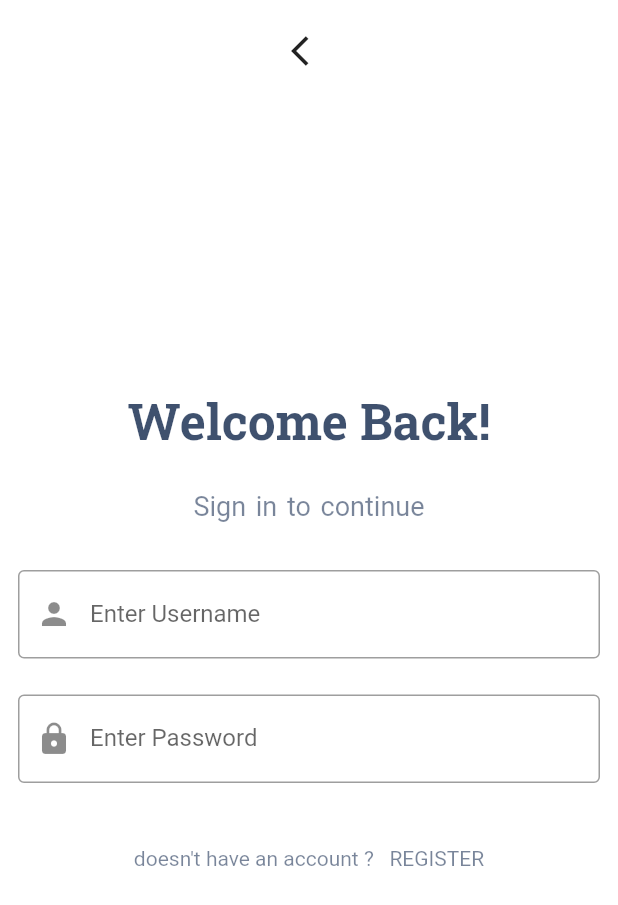
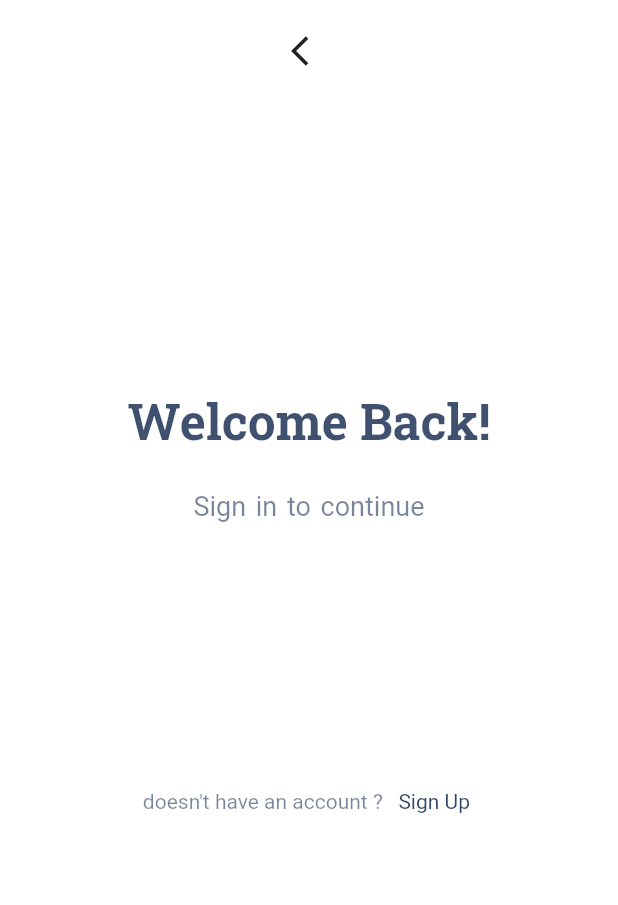
Before and after one commit to RokayaFawzy/Ettamentest, a Flutter app: the screen it shows after launch, after a tap on "SIGN IN", on a phone screen of 412 x 824 dp. Shown: the top 905 px of the screen. Run offline on Flutter 3.47's test engine with Material 2 defaults, Android fonts, the phone set to English and light mode, and no system bars; missing offline and left inert: icon_forest.

Commit message:
useCustomtext

```diff
--- a/lib/modules/screens/login_screen.dart
+++ b/lib/modules/screens/login_screen.dart
@@ -1,5 +1,7 @@
 import 'package:flutter/material.dart';
 import 'package:icon_forest/icon_forest.dart';
+
+import '../widgets/custom_text_field.dart';
 
 class LoginScreen extends StatefulWidget {
   const LoginScreen({super.key});
@@ -10,6 +12,7 @@ class LoginScreen extends StatefulWidget {
 
 class _LoginScreenState extends State<LoginScreen> {
   bool passToggle = true;
+  String? email, password;
 
   @override
   Widget build(BuildContext context) {
@@ -60,27 +63,43 @@ class _LoginScreenState extends State<LoginScreen> {
               SizedBox(
                 height: 10,
               ),
-              Padding(
-                padding: EdgeInsets.all(12),
-                child: TextField(
-                  decoration: InputDecoration(
-                    border: OutlineInputBorder(),
-                    label: Text("Enter Username"),
-                    prefixIcon: Icon(Icons.person),
-                  ),
-                ),
+              CustomFormTextField(
+                  onChange: (data) {
+                    email = data;
+                  },
+                  hintText: 'Email',
+                  prefixIcon: Icon(Icons.person)),
+              // Padding(
+              //   padding: EdgeInsets.all(12),
+              //   child: TextField(
+              //     decoration: InputDecoration(
+              //       border: OutlineInputBorder(),
+              //       label: Text("Enter Username"),
+              //       prefixIcon: Icon(Icons.person),
+              //     ),
+              //   ),
+              // ),
+              const SizedBox(
+                height: 10,
               ),
-              Padding(
-                padding: EdgeInsets.all(12),
-                child: TextField(
-                  obscureText: passToggle ? true : false,
-                  decoration: InputDecoration(
-                    border: OutlineInputBorder(),
-                    label: Text("Enter Password"),
-                    prefixIcon: Icon(Icons.lock),
-                  ),
-                ),
-              ),
+              CustomFormTextField(
+                  obscureText: true,
+                  onChange: (data) {
+                    password = data;
+                  },
+                  hintText: 'Password',
+                  prefixIcon: Icon(Icons.person)),
+              // Padding(
+              //   padding: EdgeInsets.all(12),
+              //   child: TextField(
+              //     obscureText: passToggle ? true : false,
+              //     decoration: InputDecoration(
+              //       border: OutlineInputBorder(),
+              //       label: Text("Enter Password"),
+              //       prefixIcon: Icon(Icons.lock),
+              //     ),
+              //   ),
+              // ),
               SizedBox(
                 height: 30,
               ),
@@ -98,9 +117,9 @@ class _LoginScreenState extends State<LoginScreen> {
                       // Navigator.pushNamed(context, RegisterPage.id);
                     },
                     child: Text(
-                      '   REGISTER',
+                      '   Sign Up ',
                       style: TextStyle(
-                        color: Color.fromARGB(142, 14, 36, 73),
+                        color: Color.fromARGB(216, 14, 36, 73),
                       ),
                     ),
                   ),
--- a/lib/modules/widgets/custom_botton.dart
+++ b/lib/modules/widgets/custom_botton.dart
@@ -16,7 +16,11 @@ class CustomButon extends StatelessWidget {
         width: double.infinity,
         height: 60,
         child: Center(
-          child: Text(text),
+          child: Text(text,
+            style: TextStyle(
+              color: Colors.white,
+            ),
+            ),
         ),
       ),
     );
--- a/lib/modules/widgets/custom_text_field.dart
+++ b/lib/modules/widgets/custom_text_field.dart
@@ -1,14 +1,14 @@
 import 'package:flutter/material.dart';
 
 class CustomFormTextField extends StatelessWidget {
-  CustomFormTextField({this.hintText, this.onChange, this.obscureText = false});
+  CustomFormTextField({this.hintText, this.onChange,this.obscureText=false,prefixIcon});
   String? hintText;
   Function(String)? onChange;
   bool? obscureText;
   @override
   Widget build(BuildContext context) {
     return TextFormField(
-      obscureText: obscureText!,
+      obscureText: obscureText! ,
       validator: (data) {
         if (data!.isEmpty) {
           return 'field is required';
@@ -18,16 +18,16 @@ class CustomFormTextField extends StatelessWidget {
       decoration: InputDecoration(
         hintText: hintText,
         hintStyle: TextStyle(
-          color: Color.fromARGB(142, 14, 36, 73),
+          color: Colors.white,
         ),
         enabledBorder: OutlineInputBorder(
           borderSide: BorderSide(
-            color: Color.fromARGB(142, 14, 36, 73),
+            color: Colors.white,
           ),
         ),
         border: OutlineInputBorder(
           borderSide: BorderSide(
-            color: Color.fromARGB(142, 14, 36, 73),
+            color: Colors.white,
           ),
         ),
       ),
```
Also changed, not shown: lib/modules/widgets/dr_card.dart (added, +13 -0 lines).
